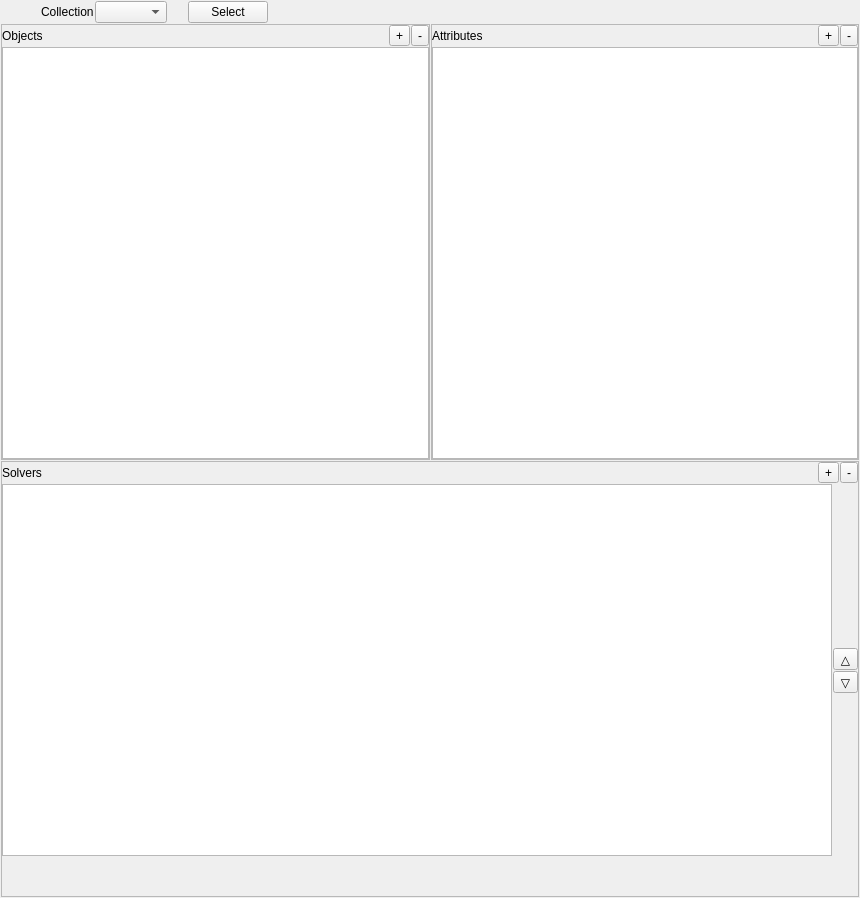
Qt form python/mmSolver/tools/solver/ui/solver_layout.ui (david-cattermole/mayaMatchMoveSolver) before a commit.
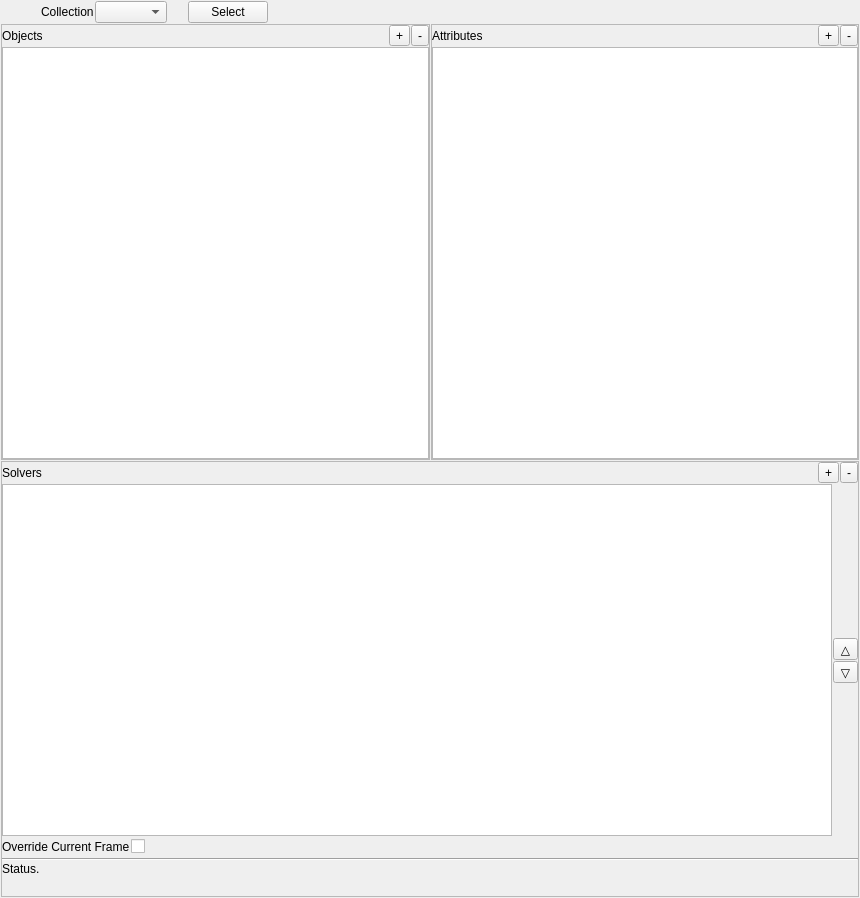
The same form after that commit.

Patch:
```diff
--- a/python/mmSolver/tools/solver/ui/solver_layout.ui
+++ b/python/mmSolver/tools/solver/ui/solver_layout.ui
@@ -320,7 +320,21 @@
         <item>
          <layout class="QHBoxLayout" name="emptySpace02_layout">
           <item>
-           <spacer name="horizontalSpacer_4">
+           <widget class="QLabel" name="overrideCurrentFrame_label">
+            <property name="text">
+             <string>Override Current Frame</string>
+            </property>
+           </widget>
+          </item>
+          <item>
+           <widget class="QCheckBox" name="overrideCurrentFrame_checkBox">
+            <property name="text">
+             <string/>
+            </property>
+           </widget>
+          </item>
+          <item>
+           <spacer name="horizontalSpacer_6">
             <property name="orientation">
              <enum>Qt::Horizontal</enum>
             </property>
@@ -334,6 +348,24 @@
           </item>
          </layout>
         </item>
+        <item>
+         <widget class="Line" name="line">
+          <property name="orientation">
+           <enum>Qt::Horizontal</enum>
+          </property>
+         </widget>
+        </item>
+        <item>
+         <layout class="QHBoxLayout" name="statusLine_layout">
+          <item>
+           <widget class="QLabel" name="statusLine_label">
+            <property name="text">
+             <string>Status.</string>
+            </property>
+           </widget>
+          </item>
+         </layout>
+        </item>
         <item>
          <layout class="QHBoxLayout" name="emptySpace01_layout">
           <item>
```
Left out of the diff: 2 changed lines with no effect on the pictures.
